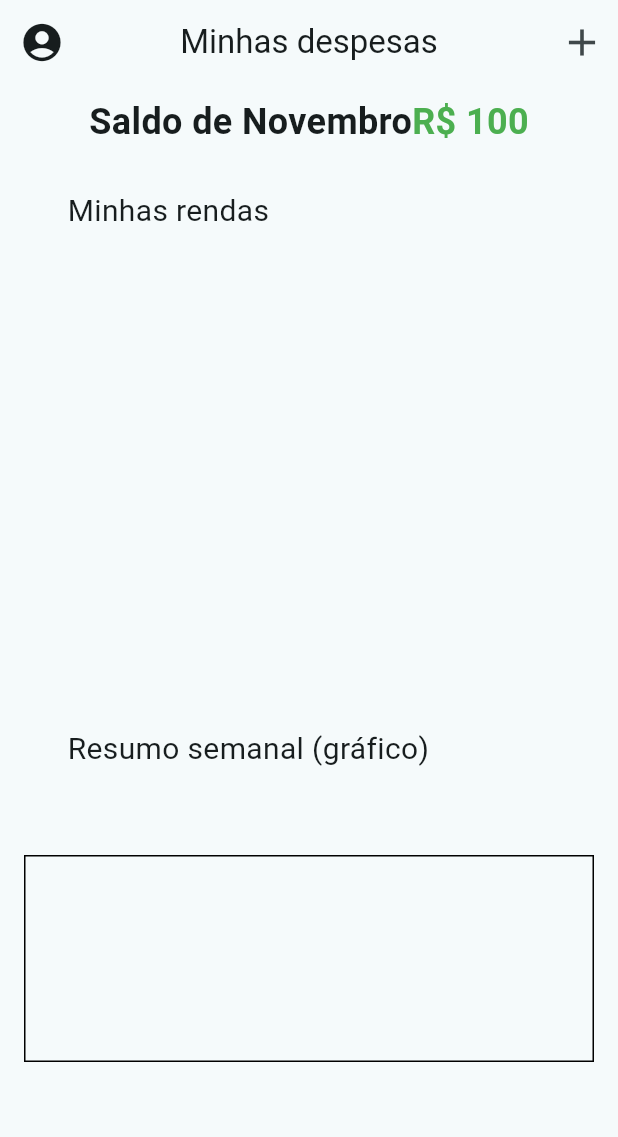
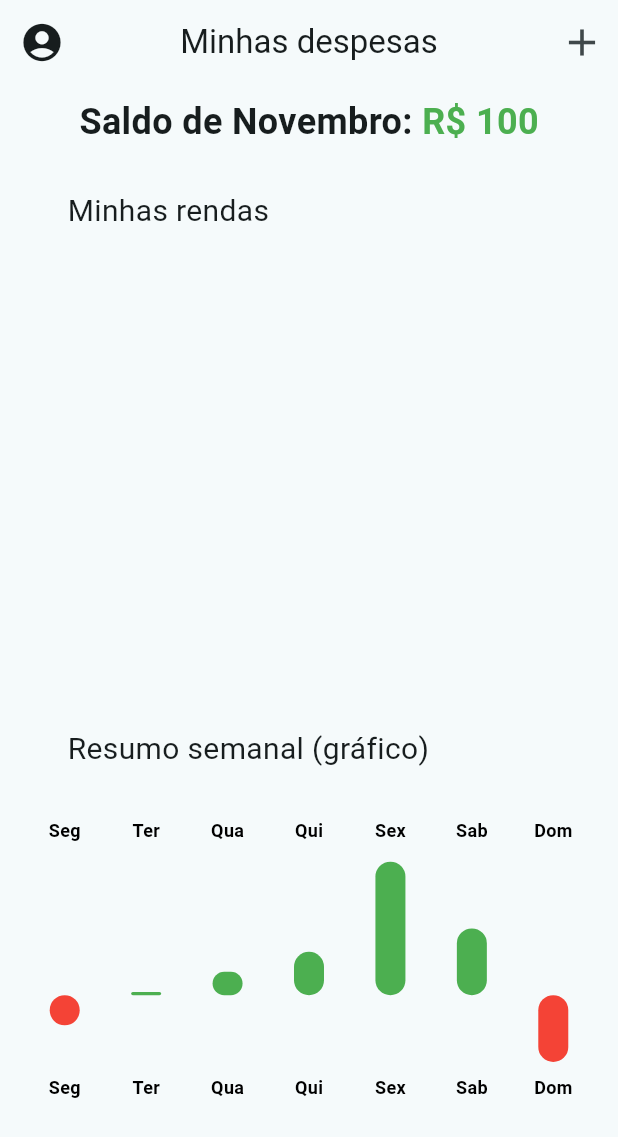
Before and after one commit to Murilo-Furlaneto/Financas, a Flutter app: the HomePage screen opened directly, on a phone screen of 412 x 824 dp. Shown: the top 1137 px of the screen. Run offline on Flutter 3.47's test engine with Material 3 defaults, Android fonts, the phone set to English and light mode, and no system bars; drawn by our look-alikes of fl_chart; our stand-ins replace firebase_auth, firebase_core, flutter_svg, image_picker, shared_preferences, sqflite; accounts and stored records are empty.

Commit message:
atualização da estrutura de pastas

```diff
--- a/lib/main.dart
+++ b/lib/main.dart
@@ -3,9 +3,9 @@ import 'package:financas/data/database/localDatabase/sqlite.dart';
 import 'package:financas/data/repository/firebase/firebase_repository.dart';
 import 'package:financas/data/service/firebase_service.dart';
 import 'package:financas/firebase_options.dart';
-import 'package:financas/presentation/provider/monthly_expenses._provider.dart';
-import 'package:financas/presentation/provider/user_provider.dart';
-import 'package:financas/presentation/view/check_page.dart';
+import 'package:financas/presentation/features/monthly%20expenses/provider/monthly_expenses._provider.dart';
+import 'package:financas/presentation/features/user/provider/user_provider.dart';
+import 'package:financas/presentation/features/authentication/presentation/views/check_page.dart';
 import 'package:flutter/material.dart';
 import 'package:firebase_core/firebase_core.dart';
 import 'package:provider/provider.dart';
--- a/lib/presentation/view/check_page.dart
+++ b/lib/presentation/features/authentication/presentation/views/check_page.dart
@@ -1,7 +1,7 @@
 import 'package:financas/core/helpers/shared%20Preferences/preferences_helper.dart';
 import 'package:financas/domain/model/user_model.dart';
-import 'package:financas/presentation/view/authentication/sign_up_page.dart';
-import 'package:financas/presentation/view/home_page.dart';
+import 'package:financas/presentation/features/authentication/presentation/views/sign_up_page.dart';
+import 'package:financas/presentation/features/home/view/home_page.dart';
 import 'package:flutter/material.dart';
 
 class CheckPage extends StatefulWidget {
--- a/lib/presentation/view/authentication/login_page.dart
+++ b/lib/presentation/features/authentication/presentation/views/login_page.dart
@@ -1,4 +1,4 @@
-import 'package:financas/presentation/widgets/authentication/login_form_widget.dart';
+import 'package:financas/presentation/features/authentication/widgets/login_form_widget.dart';
 import 'package:flutter/material.dart';
 
 class LoginPage extends StatefulWidget {
--- a/lib/presentation/view/authentication/sign_up_page.dart
+++ b/lib/presentation/features/authentication/presentation/views/sign_up_page.dart
@@ -1,4 +1,4 @@
-import 'package:financas/presentation/widgets/authentication/sign_up_form_widget.dart';
+import 'package:financas/presentation/features/authentication/widgets/sign_up_form_widget.dart';
 import 'package:flutter/material.dart';
 
 class SignUpPage extends StatefulWidget {
--- a/lib/presentation/widgets/authentication/login_form_widget.dart
+++ b/lib/presentation/features/authentication/widgets/login_form_widget.dart
@@ -3,11 +3,11 @@ import 'package:financas/core/helpers/validacao/validacao_helper.dart';
 import 'package:financas/data/repository/firebase/firebase_repository.dart';
 import 'package:financas/data/service/firebase_service.dart';
 import 'package:financas/domain/model/user_model.dart';
-import 'package:financas/presentation/widgets/authentication/sign_up_form_widget.dart';
+import 'package:financas/presentation/features/authentication/widgets/sign_up_form_widget.dart';
 import 'package:flutter/material.dart';
 import 'package:flutter_svg/flutter_svg.dart';
-import 'package:financas/presentation/view/home_page.dart';
-import 'package:financas/presentation/view/authentication/forgot_password.dart';
+import 'package:financas/presentation/features/home/view/home_page.dart';
+import 'package:financas/presentation/features/authentication/presentation/views/forgot_password.dart';
 
 class LoginFormWidget extends StatefulWidget {
   const LoginFormWidget({Key? key}) : super(key: key);
--- a/lib/presentation/widgets/home/bar_chart_widget.dart
+++ b/lib/presentation/features/home/home/bar_chart_widget.dart
@@ -19,6 +19,18 @@ class BarChartWidget extends StatelessWidget {
           maxY:
               days.map((day) => day.valor).reduce((a, b) => a > b ? a : b) + 10,
           barTouchData: BarTouchData(enabled: false),
+          borderData: FlBorderData(show: false),
+          barGroups: days.asMap().entries.map((entry) {
+            int index = entry.key;
+            Day dia = entry.value;
+            return BarChartGroupData(x: index, barRods: [
+              BarChartRodData(
+                toY: dia.valor,
+                color: dia.valor < 0 ? Colors.red : Colors.green,
+                width: 20,
+              )
+            ]);
+          }).toList(),
           titlesData: FlTitlesData(
             show: true,
             bottomTitles: AxisTitles(
--- a/lib/presentation/view/home_page.dart
+++ b/lib/presentation/features/home/view/home_page.dart
@@ -1,8 +1,8 @@
 import 'package:financas/domain/model/day_model.dart';
 import 'package:financas/domain/model/monthly_expenses_model.dart';
-import 'package:financas/presentation/provider/monthly_expenses._provider.dart';
-import 'package:financas/presentation/view/profile_page.dart';
-import 'package:financas/presentation/widgets/home/bar_chart_widget.dart';
+import 'package:financas/presentation/features/monthly%20expenses/provider/monthly_expenses._provider.dart';
+import 'package:financas/presentation/features/user/view/profile_page.dart';
+import 'package:financas/presentation/features/home/home/bar_chart_widget.dart';
 import 'package:fl_chart/fl_chart.dart';
 import 'package:flutter/material.dart';
 import 'package:flutter/services.dart';
@@ -67,14 +67,14 @@ class _HomePageState extends State<HomePage> {
                   padding: EdgeInsets.all(8.0),
                   child: Text.rich(
                     TextSpan(
-                      text: 'Saldo de Novembro',
+                      text: 'Saldo de Novembro:',
                       style: TextStyle(
                         fontSize: 24,
                         fontWeight: FontWeight.bold,
                       ),
                       children: <TextSpan>[
                         TextSpan(
-                            text: 'R\$ 100',
+                            text: ' R\$ 100',
                             style: TextStyle(
                               fontSize: 24,
                               fontWeight: FontWeight.bold,
@@ -140,6 +140,9 @@ class _HomePageState extends State<HomePage> {
                   Day(id: 'Ter', valor: 5),
                   Day(id: 'Qua', valor: 35),
                   Day(id: 'Qui', valor: 65),
+                  Day(id: 'Sex', valor: 200),
+                  Day(id: 'Sab', valor: 100),
+                  Day(id: 'Dom', valor: -100),
                 ],
               ),
             ],
--- a/lib/presentation/view/profile_page.dart
+++ b/lib/presentation/features/user/view/profile_page.dart
@@ -3,8 +3,8 @@ import 'package:financas/core/helpers/shared%20Preferences/preferences_helper.da
 import 'package:financas/data/service/firebase_service.dart';
 import 'package:financas/domain/model/user_model.dart';
 import 'package:financas/data/repository/firebase/firebase_repository.dart';
-import 'package:financas/presentation/view/authentication/login_page.dart';
-import 'package:financas/presentation/provider/user_provider.dart';
+import 'package:financas/presentation/features/authentication/presentation/views/login_page.dart';
+import 'package:financas/presentation/features/user/provider/user_provider.dart';
 import 'package:flutter/material.dart';
 import 'package:image_picker/image_picker.dart';
 import 'package:shared_preferences/shared_preferences.dart';
```
Also changed, not shown: lib/presentation/features/authentication/widgets/sign_up_form_widget.dart (renamed from lib/presentation/widgets/authentication/sign_up_form_widget.dart, +4 -4 lines), lib/presentation/features/authentication/presentation/views/forgot_password.dart (renamed from lib/presentation/view/authentication/forgot_password.dart), lib/presentation/features/monthly expenses/provider/monthly_expenses._provider.dart (renamed from lib/presentation/provider/monthly_expenses._provider.dart), lib/presentation/features/user/provider/user_provider.dart (renamed from lib/presentation/provider/user_provider.dart), 1 other file.
